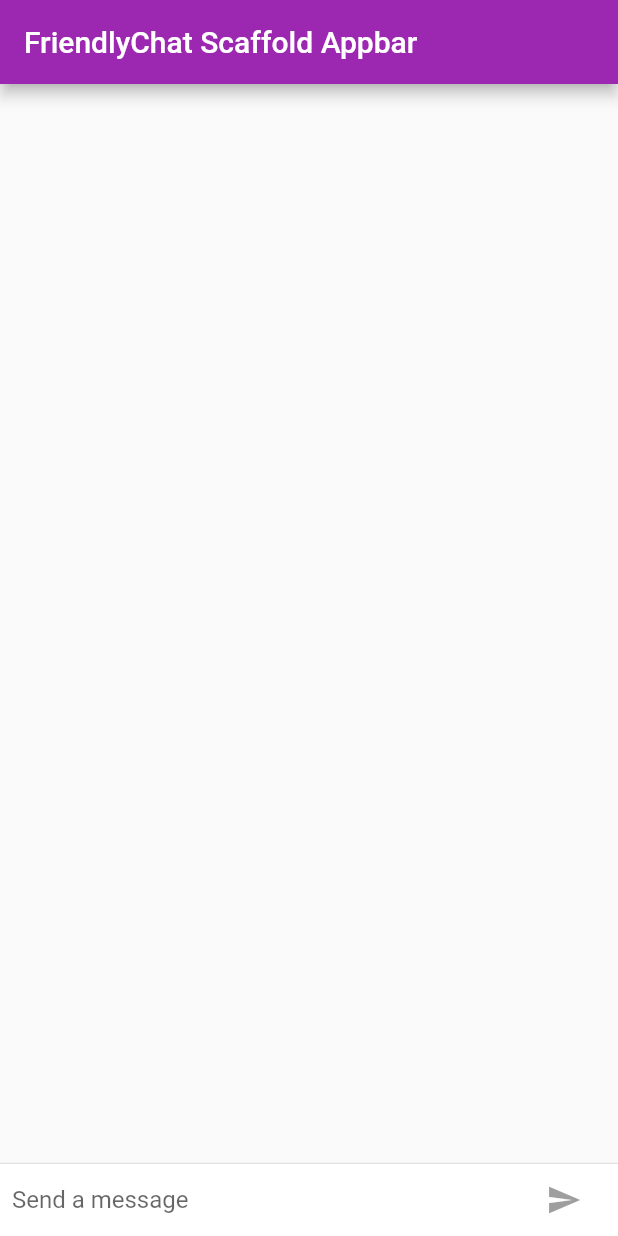
After one commit to brandonpollack23/friendly_chat, a Flutter app: the screen it shows after launch, on a phone screen of 412 x 824 dp. The commit adds this screen. Run offline on Flutter 3.47's test engine with Material 2 defaults, Android fonts, the phone set to English and light mode, and no system bars.

Commit message:
refactored some

```diff
--- /dev/null
+++ b/lib/chat_screen/chat_input.dart
@@ -0,0 +1,85 @@
+import 'package:flutter/cupertino.dart';
+import 'package:flutter/material.dart';
+
+import 'chat_message.dart';
+
+class ChatInput extends StatefulWidget {
+  ChatInput(this.handleMessageSent);
+
+  final Function handleMessageSent;
+  final _textController = TextEditingController();
+  final _focusNode = FocusNode();
+
+  @override
+  _ChatInputState createState() => _ChatInputState();
+}
+
+class _ChatInputState extends State<ChatInput> with TickerProviderStateMixin {
+  bool _isComposing = false;
+
+  @override
+  Widget build(BuildContext context) {
+    return Container(
+      decoration: BoxDecoration(color: Theme.of(context).cardColor),
+      child: Container(
+        margin: EdgeInsets.symmetric(horizontal: 8.0),
+        child: Row(
+          children: [
+            Flexible(
+              child: TextField(
+                maxLines: null,
+                controller: widget._textController,
+                onSubmitted: _handleSubmitted,
+                onChanged: (String text) {
+                  setState(() {
+                    _isComposing = text.length > 0;
+                  });
+                },
+                decoration:
+                    InputDecoration.collapsed(hintText: 'Send a message'),
+                focusNode: widget._focusNode,
+              ),
+            ),
+            Container(
+              margin: EdgeInsets.symmetric(horizontal: 4.0),
+              // TODO Theming, we'd use a provider or another library to abstract this selection away IRL.
+              child: Theme.of(context).platform == TargetPlatform.iOS
+                  ? CupertinoButton(
+                      child: Text('Send'),
+                      onPressed: _isComposing
+                          ? () => _handleSubmitted(widget._textController.text)
+                          : null,
+                    )
+                  : IconButton(
+                      icon: Icon(Icons.send),
+                      onPressed: _isComposing
+                          ? () => _handleSubmitted(widget._textController.text)
+                          : null,
+                    ),
+            )
+          ],
+        ),
+      ),
+    );
+  }
+
+  void _handleSubmitted(String text) {
+    widget._textController.clear();
+
+    // TODO RX this would be the Stream to the BLoC in Rx, lets try that and then StreamBuilder
+    final message = ChatMessage(
+        text: text,
+        animationController: AnimationController(
+            duration: Duration(milliseconds: 700), vsync: this));
+
+    widget.handleMessageSent(message);
+
+    setState(() {
+      _isComposing = false;
+    });
+
+    widget._focusNode.requestFocus();
+
+    message.animationController.forward();
+  }
+}
--- /dev/null
+++ b/lib/chat_screen/messages_list.dart
@@ -0,0 +1,26 @@
+import 'package:flutter/material.dart';
+
+import 'chat_message.dart';
+
+class MessagesList extends StatelessWidget {
+  const MessagesList({
+    Key key,
+    @required List<ChatMessage> messages,
+  })  : _messages = messages,
+        super(key: key);
+
+  final List<ChatMessage> _messages;
+
+  @override
+  Widget build(BuildContext context) {
+    return Flexible(
+      // TODO BONUS make infinite and fetching as scroll
+      child: ListView.builder(
+        padding: EdgeInsets.all(8.0),
+        reverse: true,
+        itemBuilder: (_, int index) => _messages[index],
+        itemCount: _messages.length,
+      ),
+    );
+  }
+}
--- a/pubspec.yaml
+++ b/pubspec.yaml
@@ -28,6 +28,8 @@
   # The following adds the Cupertino Icons font to your application.
   # Use with the CupertinoIcons class for iOS style icons.
   cupertino_icons: ^1.0.1
+
+  http: any
 
 dev_dependencies:
   flutter_test:
```
Also changed, not shown: lib/chat_screen/chat_screen.dart (+17 -93 lines), pubspec.lock.
